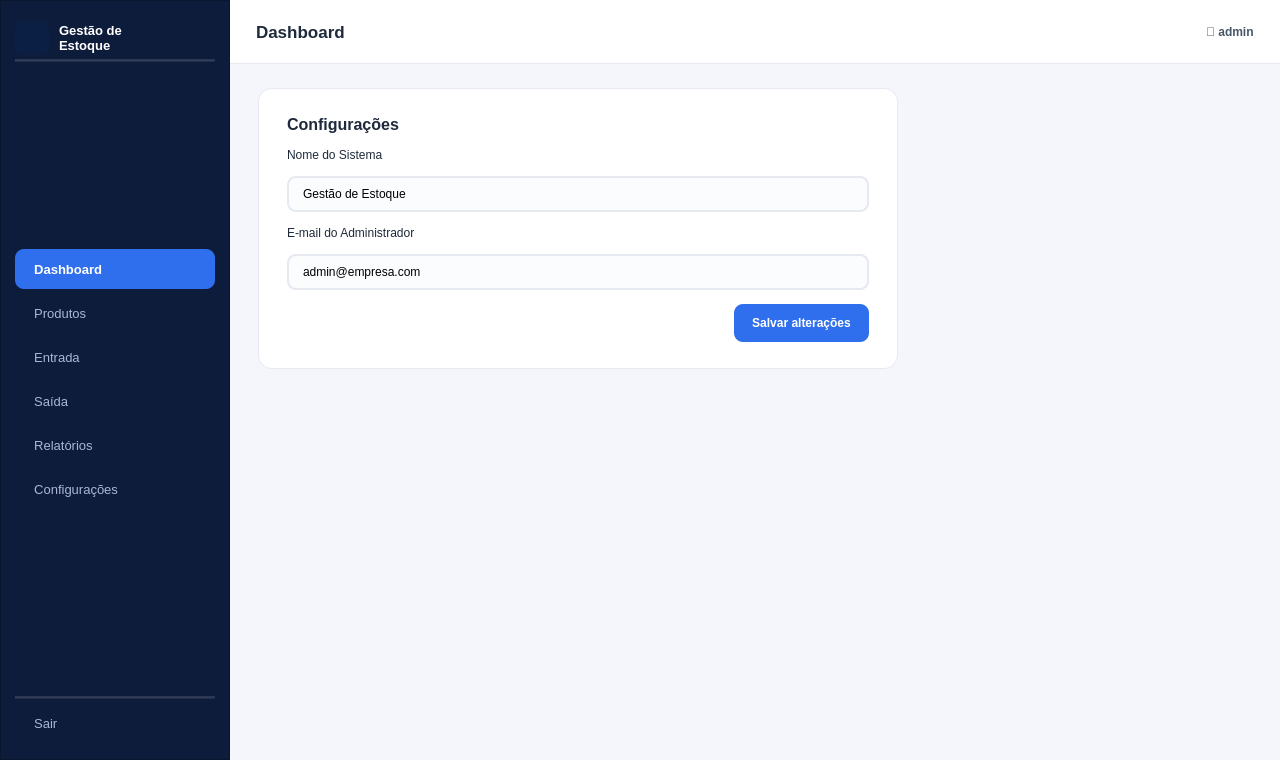
First picture: the form in Telas.ui/menu_principal.ui, repository RhuanPablo-cmd/7byteSistema, before the edit.
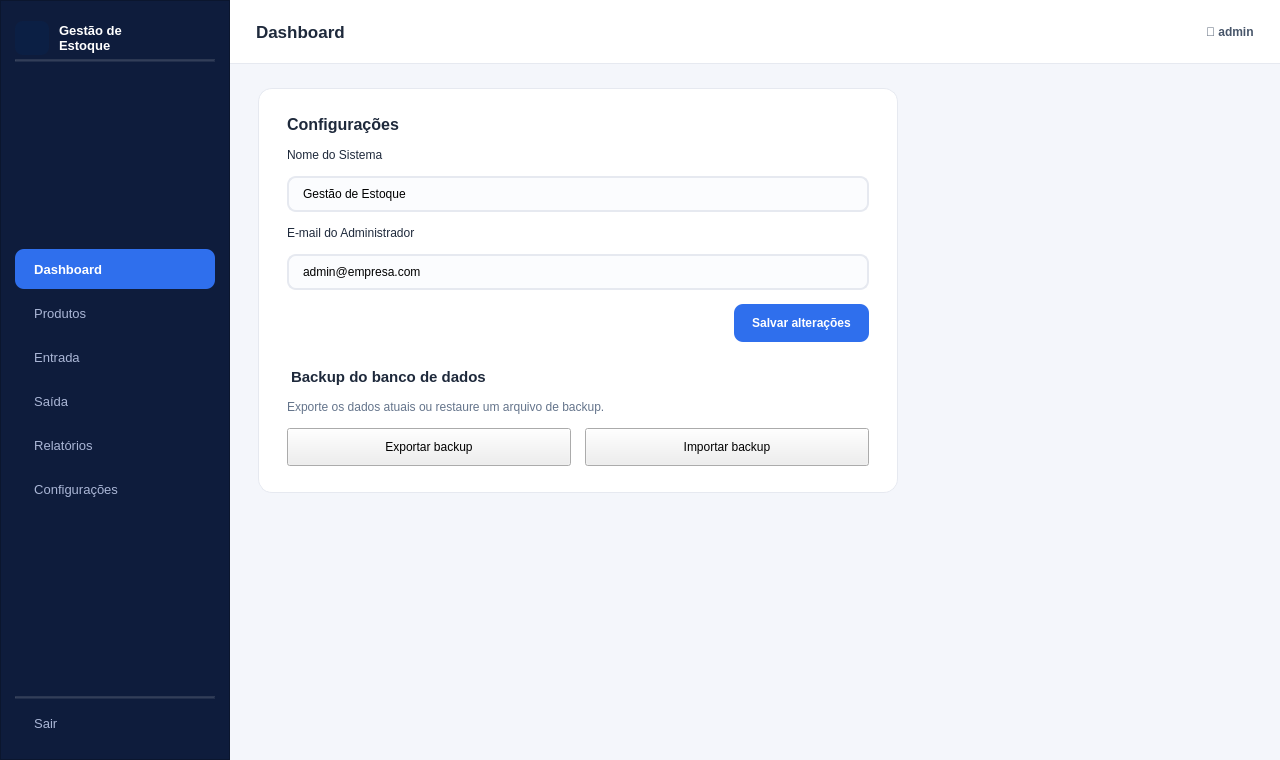
Second picture: the form after the edit. The open tabs and pages were chosen to show the change.

```diff
--- a/Telas.ui/menu_principal.ui
+++ b/Telas.ui/menu_principal.ui
@@ -2160,6 +2160,62 @@
                 </item>
                </layout>
               </item>
+              <item>
+               <widget class="QLabel" name="backupLabel">
+                <property name="styleSheet">
+                 <string notr="true">font-size: 11pt; font-weight: bold; margin-top: 12px;</string>
+                </property>
+                <property name="text">
+                 <string>Backup do banco de dados</string>
+                </property>
+               </widget>
+              </item>
+              <item>
+               <widget class="QLabel" name="backupDescriptionLabel">
+                <property name="styleSheet">
+                 <string notr="true">color: #64748b;</string>
+                </property>
+                <property name="text">
+                 <string>Exporte os dados atuais ou restaure um arquivo de backup.</string>
+                </property>
+               </widget>
+              </item>
+              <item>
+               <layout class="QHBoxLayout" name="backupActionsLayout">
+                <item>
+                 <widget class="QPushButton" name="btnBackup">
+                  <property name="minimumSize">
+                   <size>
+                    <width>0</width>
+                    <height>38</height>
+                   </size>
+                  </property>
+                  <property name="cursor">
+                   <cursorShape>PointingHandCursor</cursorShape>
+                  </property>
+                  <property name="text">
+                   <string>Exportar backup</string>
+                  </property>
+                 </widget>
+                </item>
+                <item>
+                 <widget class="QPushButton" name="btnImportarBackup">
+                  <property name="minimumSize">
+                   <size>
+                    <width>0</width>
+                    <height>38</height>
+                   </size>
+                  </property>
+                  <property name="cursor">
+                   <cursorShape>PointingHandCursor</cursorShape>
+                  </property>
+                  <property name="text">
+                   <string>Importar backup</string>
+                  </property>
+                 </widget>
+                </item>
+               </layout>
+              </item>
              </layout>
             </widget>
            </item>
```
